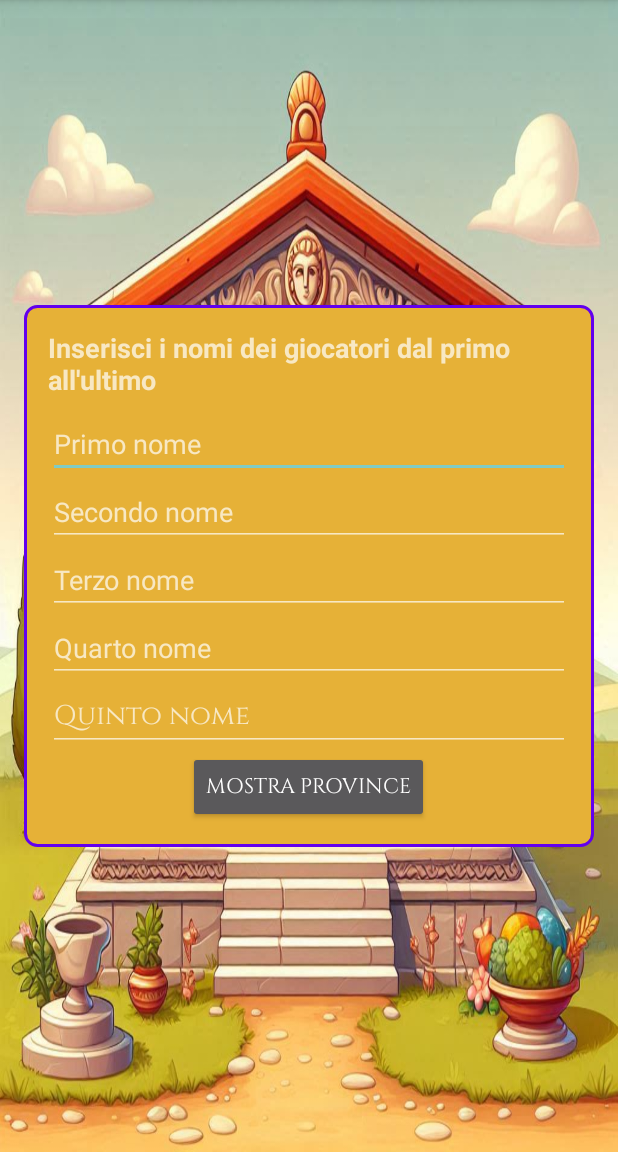
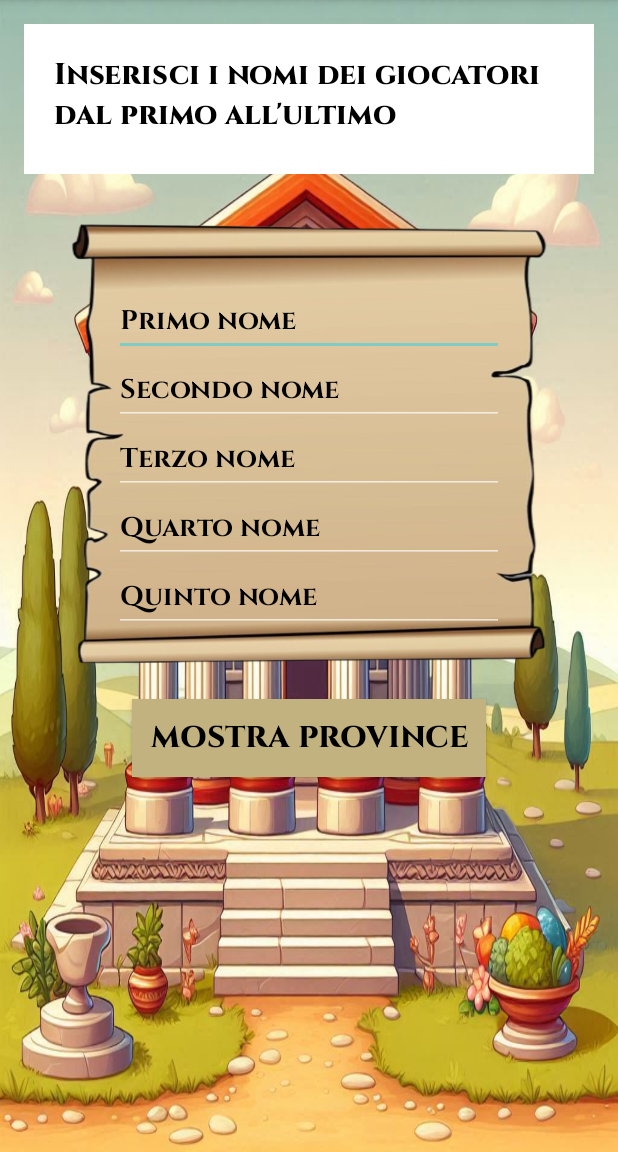
Before and after one commit to rickm01/SPQRisiko, an Android app: the FirstPageActivity screen opened directly, with no data from a screen before it, on a phone screen of 412 x 824 dp, the part 84-1236 px from its top. Run offline under Robolectric (Android 15) with nearby library versions, the phone set to English and light mode, and no system bars.

Commit message:
Finish initial template for firstpage

```diff
--- a/app/src/main/res/layout/activity_first_page.xml
+++ b/app/src/main/res/layout/activity_first_page.xml
@@ -2,34 +2,47 @@
 <LinearLayout xmlns:android="http://schemas.android.com/apk/res/android"
     android:layout_width="match_parent"
     android:layout_height="match_parent"
-    android:gravity="center"
-    android:orientation="horizontal"
+    android:gravity="top|center_horizontal"
+    android:orientation="vertical"
     android:padding="16dp"
     android:background="@drawable/backgroudfirstpage">
 
+    <TextView
+        android:layout_width="match_parent"
+        android:layout_height="100dp"
+
+        android:padding="20dp"
+
+        android:text="@string/insert_names_title"
+        android:fontFamily="@font/cinzel_extrabold"
+        android:textColor="#000000"
+        android:background="@color/white"
+
+        android:autoSizeTextType="uniform"
+        android:autoSizeMinTextSize="20sp"
+        android:autoSizeMaxTextSize="32sp"
+        android:autoSizeStepGranularity="2sp"
+        android:layout_marginBottom="30dp"
+        android:textStyle="bold" />
 
     <LinearLayout
         android:layout_width="match_parent"
-        android:layout_height="wrap_content"
-        android:background="@drawable/box_background"
+        android:layout_height="300dp"
+        android:background="@drawable/perchment3"
         android:layout_gravity="center"
         android:orientation="vertical"
-        android:padding="16dp">
-
-        <TextView
-            android:layout_width="match_parent"
-            android:layout_height="wrap_content"
-            android:layout_gravity="center"
-            android:paddingBottom="8dp"
-            android:text="Inserisci i nomi dei giocatori dal primo all'ultimo"
-            android:textSize="18sp"
-            android:textStyle="bold" />
+        android:paddingLeft="60dp"
+        android:paddingRight="60dp"
+        android:paddingTop="45dp">
 
         <EditText
             android:id="@+id/editTextName1"
             android:layout_width="match_parent"
             android:layout_height="wrap_content"
             android:layout_gravity="center"
+            android:fontFamily="@font/cinzel_bold"
+            android:textColor="#000000"
+            android:textColorHint="#000000"
             android:hint="Primo nome" />
 
         <EditText
@@ -37,6 +50,9 @@
             android:layout_width="match_parent"
             android:layout_height="wrap_content"
             android:layout_gravity="center"
+            android:fontFamily="@font/cinzel_bold"
+            android:textColor="#000000"
+            android:textColorHint="#000000"
             android:hint="Secondo nome" />
 
         <EditText
@@ -44,6 +60,9 @@
             android:layout_width="match_parent"
             android:layout_height="wrap_content"
             android:layout_gravity="center"
+            android:fontFamily="@font/cinzel_bold"
+            android:textColor="#000000"
+            android:textColorHint="#000000"
             android:hint="Terzo nome" />
 
         <EditText
@@ -51,6 +70,9 @@
             android:layout_width="match_parent"
             android:layout_height="wrap_content"
             android:layout_gravity="center"
+            android:fontFamily="@font/cinzel_bold"
+            android:textColor="#000000"
+            android:textColorHint="#000000"
             android:hint="Quarto nome" />
 
         <EditText
@@ -58,17 +80,24 @@
             android:layout_width="match_parent"
             android:layout_height="wrap_content"
             android:layout_gravity="center"
-            android:fontFamily="@font/cinzel_regular"
+            android:fontFamily="@font/cinzel_bold"
+            android:textColor="#000000"
+            android:textColorHint="#000000"
             android:hint="Quinto nome" />
-
-        <Button
-            android:id="@+id/buttonSubmit"
-            android:layout_width="wrap_content"
-            android:layout_height="wrap_content"
-            android:layout_gravity="center"
-            android:fontFamily="@font/cinzel_regular"
-            android:text="Mostra Province" />
 
     </LinearLayout>
 
+    <Button
+        android:id="@+id/buttonSubmit"
+        android:layout_width="wrap_content"
+        android:layout_height="wrap_content"
+        android:layout_gravity="center"
+        android:fontFamily="@font/cinzel_extrabold"
+        android:textColor="#000000"
+        android:background="#C2B280"
+        android:layout_marginTop="20dp"
+        android:textSize="20dp"
+        android:padding="12dp"
+        android:text="Mostra Province" />
+
 </LinearLayout>
--- /dev/null
+++ b/app/src/main/res/values-night/strings.xml
@@ -0,0 +1,4 @@
+<?xml version="1.0" encoding="utf-8"?>
+<resources>
+    <string name="insert_names_title">Inserisci i nomi dei giocatori dal primo all\'ultimo\n\n</string>
+</resources>
--- a/app/src/main/res/values/strings.xml
+++ b/app/src/main/res/values/strings.xml
@@ -1,3 +1,4 @@
 <resources>
     <string name="app_name">SPQRisiko</string>
+    <string name="insert_names_title">Inserisci i nomi dei giocatori dal primo all\'ultimo</string>
 </resources>
--- a/app/src/main/res/values/styles.xml
+++ b/app/src/main/res/values/styles.xml
@@ -8,6 +8,6 @@
         <item name="colorPrimaryDark">@color/purple_700</item>
         <item name="colorAccent">@color/teal_200</item>
         <item name="android:textColor">@color/black</item>
-        <item name="android:background">@color/white</item>
+        <item name="android:background">@color/black</item>
     </style>
 </resources>
--- a/app/src/main/res/values/themes.xml
+++ b/app/src/main/res/values/themes.xml
@@ -4,7 +4,7 @@
         <!-- Primary brand color. -->
         <item name="colorPrimary">@color/purple_500</item>
         <item name="colorPrimaryVariant">@color/purple_700</item>
-        <item name="colorOnPrimary">@color/white</item>
+        <item name="colorOnPrimary">@color/black</item>
         <!-- Secondary brand color. -->
         <item name="colorSecondary">@color/teal_200</item>
         <item name="colorSecondaryVariant">@color/teal_700</item>
```
Also changed, not shown: app/src/main/java/com/example/SPQRisiko/FirstPageActivity.java (+17 -1 lines), app/src/main/res/layout/activity_second_page.xml (+28 -14 lines), app/src/main/res/drawable/perchment.png (added), app/src/main/res/drawable/perchment3.png (added).
